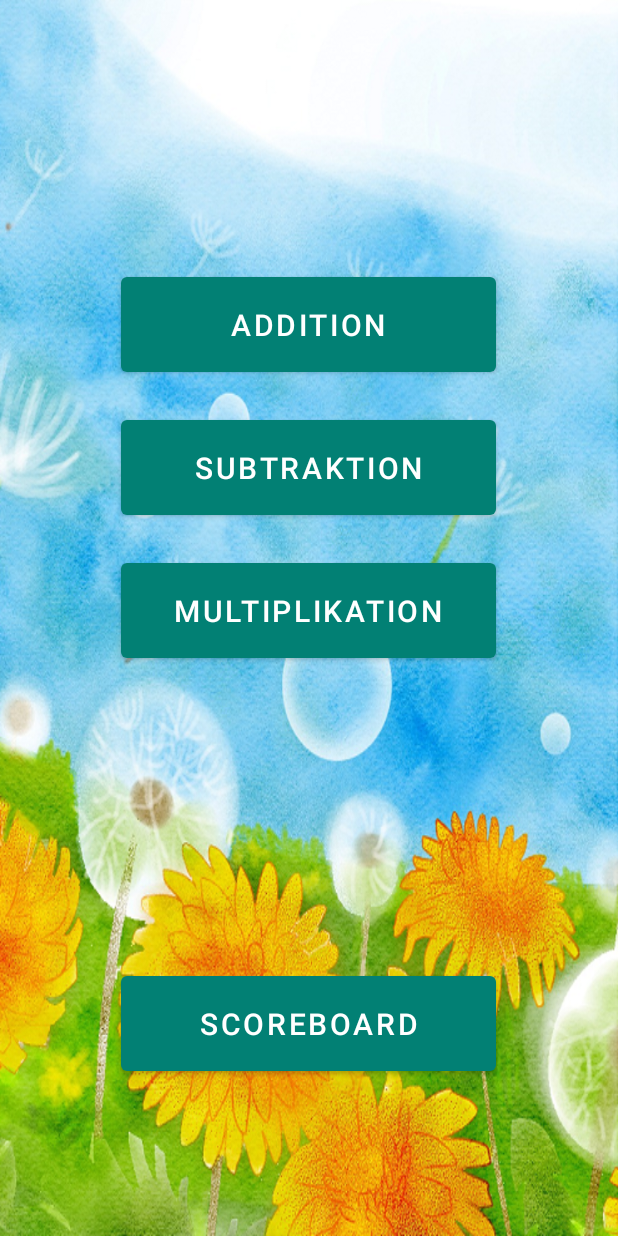
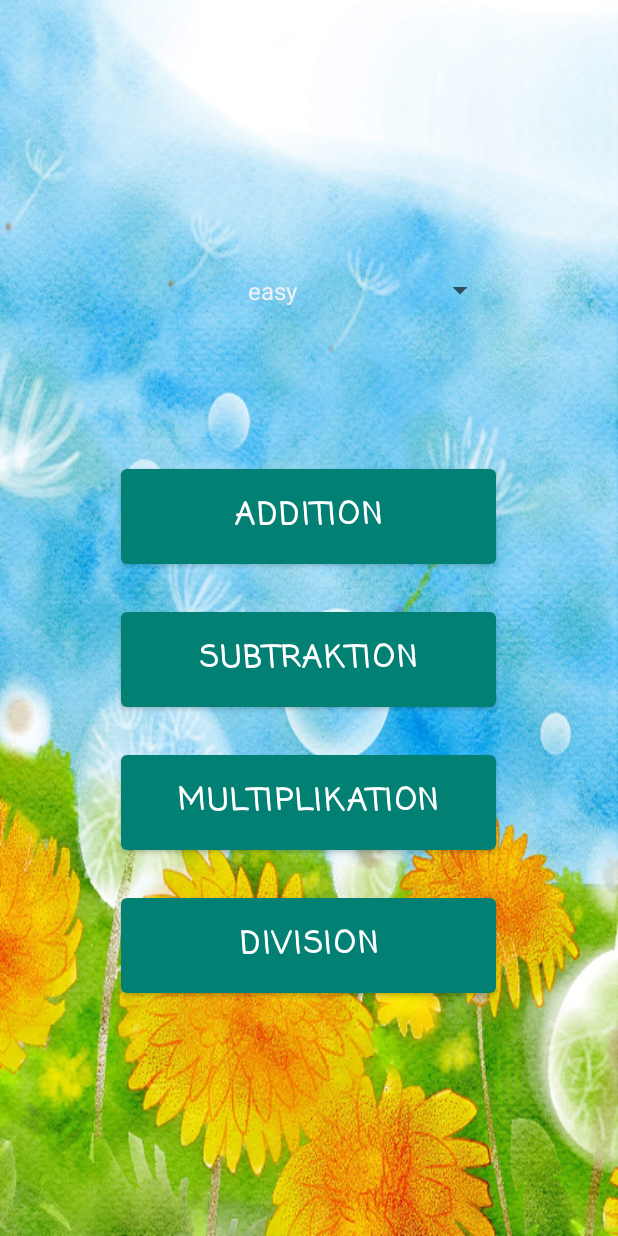
Before and after one commit to GitHub-Leon/MatheGame, an Android app: the screen it shows after launch (MainActivity), on a phone screen of 412 x 824 dp. Run offline under Robolectric (Android 15) with nearby library versions, the phone set to English and light mode, and no system bars; 5 statements that could not run were skipped.

Commit message:
Font,Spinner,Division
Textfont, Spinner, Division

```diff
--- a/app/src/main/AndroidManifest.xml
+++ b/app/src/main/AndroidManifest.xml
@@ -10,9 +10,12 @@
         android:supportsRtl="true"
         android:theme="@style/Theme.GamePage">
         <activity
+            android:name=".Division"
+            android:exported="false" />
+        <activity
             android:name=".MainActivity"
             android:exported="false"
-            android:theme="@style/Theme.MatheGame"/>
+            android:theme="@style/Theme.MatheGame" />
         <activity
             android:name=".Multiplication"
             android:exported="false"
--- /dev/null
+++ b/app/src/main/java/com/techmania/mathe_game/Division.kt
@@ -0,0 +1,11 @@
+package com.techmania.mathe_game
+
+import androidx.appcompat.app.AppCompatActivity
+import android.os.Bundle
+
+class Division : AppCompatActivity() {
+    override fun onCreate(savedInstanceState: Bundle?) {
+        super.onCreate(savedInstanceState)
+        setContentView(R.layout.activity_division)
+    }
+}
--- a/app/src/main/java/com/techmania/mathe_game/MainActivity.kt
+++ b/app/src/main/java/com/techmania/mathe_game/MainActivity.kt
@@ -2,7 +2,10 @@ package com.techmania.mathe_game
 
 import android.content.Intent
 import android.os.Bundle
+import android.util.Log.d
+import android.widget.ArrayAdapter
 import android.widget.Button
+import android.widget.Spinner
 import androidx.appcompat.app.AppCompatActivity
 import androidx.core.view.ViewCompat
 import androidx.core.view.WindowInsetsCompat
@@ -12,12 +15,22 @@ class MainActivity : AppCompatActivity() {
     private lateinit var addition: Button
     private lateinit var subtraction: Button
     private lateinit var multi: Button
-    private lateinit var scoreboard: Button
 
+
+    lateinit var spinner: Spinner
 
     override fun onCreate(savedInstanceState: Bundle?) {
         super.onCreate(savedInstanceState)
         setContentView(R.layout.activity_main)
+
+        spinner = findViewById(R.id.spinner)
+        var arrayAdapter = ArrayAdapter.createFromResource(
+            applicationContext,R.array.difficulties, android.R.layout.simple_spinner_item
+        )
+        //dropdown definieren
+        arrayAdapter.setDropDownViewResource(android.R.layout.simple_spinner_item)
+        //spinner befüllen
+        spinner.adapter = arrayAdapter
 
         initViews()
         initListeners()
@@ -28,7 +41,7 @@ class MainActivity : AppCompatActivity() {
         addition = findViewById(R.id.buttonAdd)
         subtraction = findViewById(R.id.buttonSub)
         multi = findViewById(R.id.buttonMulti)
-        scoreboard = findViewById(R.id.buttonScoreboard)
+
     }
 
     private fun initListeners() {
@@ -47,11 +60,11 @@ class MainActivity : AppCompatActivity() {
             startActivity(intent) //second activity will open
         }
 
-        scoreboard.setOnClickListener {
+       /* start.setOnClickListener {
             //intent to open another activity
             val intent = Intent(this@MainActivity, ScoreboardActivity::class.java)
             startActivity(intent) //second activity will open
-        }
+        }*/
         multi.setOnClickListener{
             val intent = Intent(this@MainActivity, Multiplication::class.java)
             startActivity(intent)
--- /dev/null
+++ b/app/src/main/res/layout/activity_division.xml
@@ -0,0 +1,9 @@
+<?xml version="1.0" encoding="utf-8"?>
+<androidx.constraintlayout.widget.ConstraintLayout xmlns:android="http://schemas.android.com/apk/res/android"
+    xmlns:app="http://schemas.android.com/apk/res-auto"
+    xmlns:tools="http://schemas.android.com/tools"
+    android:layout_width="match_parent"
+    android:layout_height="match_parent"
+    tools:context=".Division">
+
+</androidx.constraintlayout.widget.ConstraintLayout>
--- a/app/src/main/res/layout/activity_main.xml
+++ b/app/src/main/res/layout/activity_main.xml
@@ -8,35 +8,56 @@
     android:orientation="vertical"
     tools:context=".MainActivity">
 
+    <Spinner
+        android:id="@+id/spinner"
+        android:layout_width="250dp"
+        android:layout_height="75dp"
+        android:foregroundTintMode="screen"
+        android:popupElevation="20dp"
+        android:scrollbarSize="20dp"
+        android:soundEffectsEnabled="true"
+
+        android:spinnerMode="dialog"
+        android:textAlignment="center" />
+
     <Button
         android:id="@+id/buttonAdd"
         android:layout_width="250dp"
         android:layout_height="75dp"
         android:layout_marginTop="75dp"
+        android:fontFamily="casual"
         android:text="Addition"
-        android:textSize="20sp" />
+        android:textSize="20sp"
+        android:textStyle="bold" />
 
     <Button
         android:id="@+id/buttonSub"
         android:layout_width="250dp"
         android:layout_height="75dp"
         android:layout_marginTop="20dp"
+        android:fontFamily="casual"
         android:text="Subtraktion"
-        android:textSize="20sp" />
+        android:textSize="20sp"
+        android:textStyle="bold" />
 
     <Button
         android:id="@+id/buttonMulti"
         android:layout_width="250dp"
         android:layout_height="75dp"
         android:layout_marginTop="20dp"
+        android:fontFamily="casual"
         android:text="Multiplikation"
-        android:textSize="20sp" />
+        android:textSize="20sp"
+        android:textStyle="bold" />
 
     <Button
-        android:id="@+id/buttonScoreboard"
+        android:id="@+id/buttonDivision"
         android:layout_width="250dp"
         android:layout_height="75dp"
-        android:layout_marginTop="200dp"
-        android:text="Scoreboard"
-        android:textSize="20sp" />
+        android:layout_marginTop="20dp"
+        android:fontFamily="casual"
+        android:text="Division"
+        android:textSize="20sp"
+        android:textStyle="bold" />
+
 </LinearLayout>
--- a/app/src/main/res/values/strings.xml
+++ b/app/src/main/res/values/strings.xml
@@ -7,4 +7,13 @@
     <string name="play_again">Play Again</string>
     <string name="exit">Exit</string>
     <string name="todo">TODO</string>
+
+    <string name="app_name1">Spinner</string>
+    <string-array name="difficulties">
+        <item>easy</item>
+        <item>normal</item>
+        <item>hard</item>
+        <item>asian</item>
+
+    </string-array>
 </resources>
```
Also changed, not shown: 1 other file.
